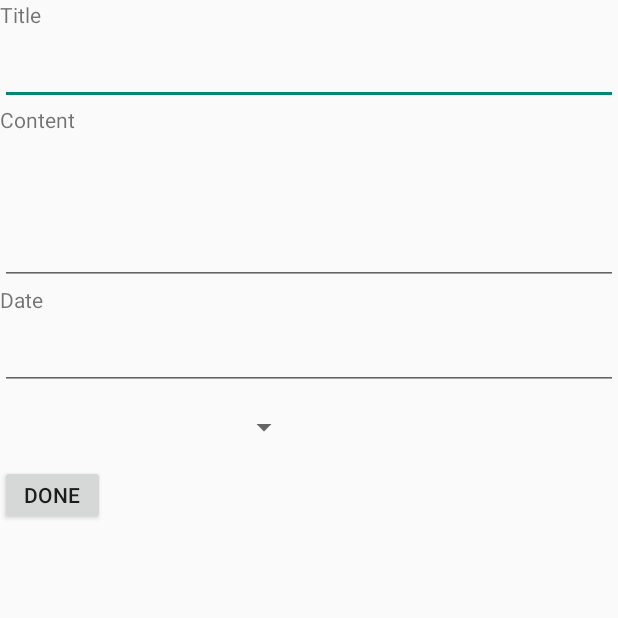
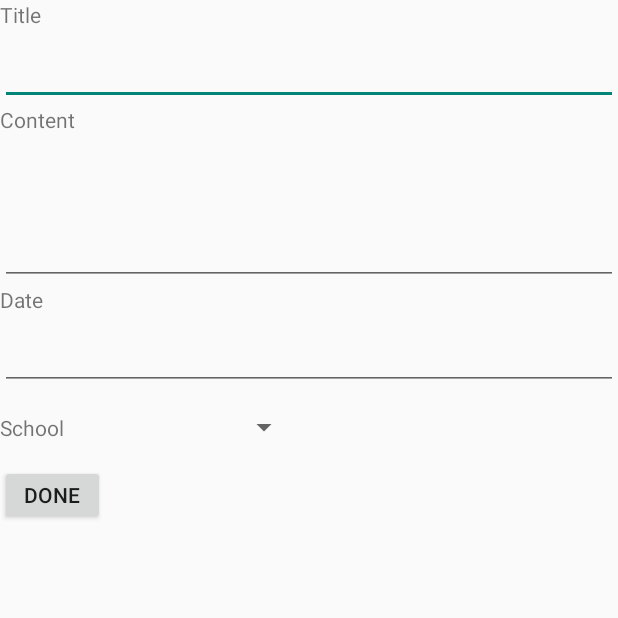
Before and after one commit to wws002/student_planner, an Android app: the screen it shows after launch (EditEventActivity), after a tap on "EDIT", on a phone screen of 412 x 824 dp, the top half of it. Run offline under Robolectric (Android 15) with nearby library versions, the phone set to English and light mode, and no system bars.

Commit message:
added values for spinner in edit note screen

```diff
--- a/app/src/main/java/com/example/student_planner/EditEventActivity.java
+++ b/app/src/main/java/com/example/student_planner/EditEventActivity.java
@@ -6,6 +6,7 @@ import android.database.Cursor;
 import android.net.Uri;
 import android.os.Bundle;
 import android.view.View;
+import android.widget.ArrayAdapter;
 import android.widget.CheckBox;
 import android.widget.EditText;
 import android.widget.Spinner;
@@ -28,6 +29,12 @@ public class EditEventActivity extends AppCompatActivity {
 
         setFields(id);
 
+    }
+
+    @Override
+    protected void onStart(){
+        super.onStart();
+        populateSpinner();
     }
 
 
@@ -179,4 +186,14 @@ public class EditEventActivity extends AppCompatActivity {
             editItem();
         }
     }
+
+    public void populateSpinner(){
+        String[] event_type = {"School", "Work", "Social", "Personal"};
+
+        Spinner spinner = findViewById(R.id.noteTypeSpinner);
+        //spinner.setOnItemClickListener(this);
+        ArrayAdapter adapter = new ArrayAdapter(this, R.layout.spinner_item, event_type);
+        adapter.setDropDownViewResource(R.layout.spinner_item);
+        spinner.setAdapter(adapter);
+    }
 }
--- /dev/null
+++ b/app/src/main/res/layout/spinner_item.xml
@@ -0,0 +1,8 @@
+<?xml version="1.0" encoding="utf-8"?>
+
+<TextView android:id="@+id/spinnerItem"
+    android:layout_width="100dp"
+    android:layout_height="wrap_content"
+    android:layout_toRightOf="@id/circle"
+    android:layout_centerVertical="true"
+    xmlns:android="http://schemas.android.com/apk/res/android" />
```
Also changed, not shown: app/src/main/java/com/example/student_planner/EventListCursorAdapter.java (+5 -6 lines), app/src/main/res/values/strings.xml (+8 -0 lines).
